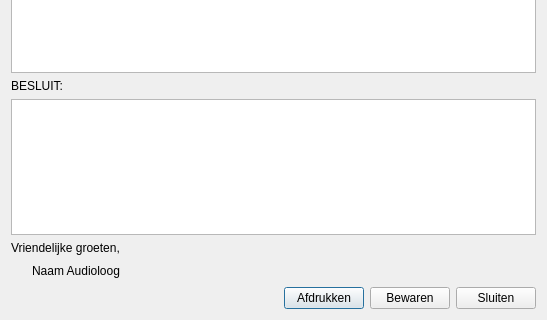
First picture: the form in AudioAdmin/ui/briefmutualiteit.ui, repository Roelio81/audioadmin, before the edit; both pictures show x 0 to 547 and y 302 to 622 of the 547 by 622 pixel window.
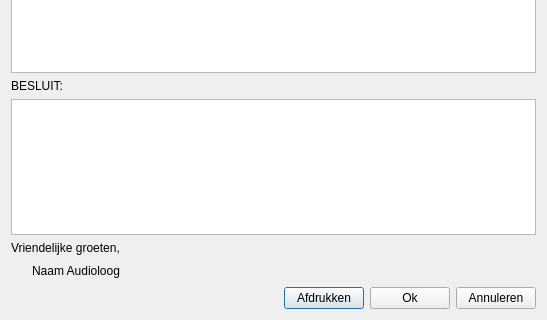
Second picture: the form after the edit. Icons and pictures are not drawn.

Commit message: De knoppen bewaren-sluiten vervangen met logischere knoppen: ok-

```diff
--- a/AudioAdmin/ui/briefmutualiteit.ui
+++ b/AudioAdmin/ui/briefmutualiteit.ui
@@ -255,14 +255,14 @@
    <item row="16" column="3">
     <widget class="QPushButton" name="b_bewaren">
      <property name="text">
-      <string>Bewaren</string>
+      <string>Ok</string>
      </property>
     </widget>
    </item>
    <item row="16" column="4">
     <widget class="QPushButton" name="b_sluiten">
      <property name="text">
-      <string>Sluiten</string>
+      <string>Annuleren</string>
      </property>
     </widget>
    </item>
```
Left out of the diff: 4 changed lines with no effect on the pictures. The commit also changes 8 other files.
